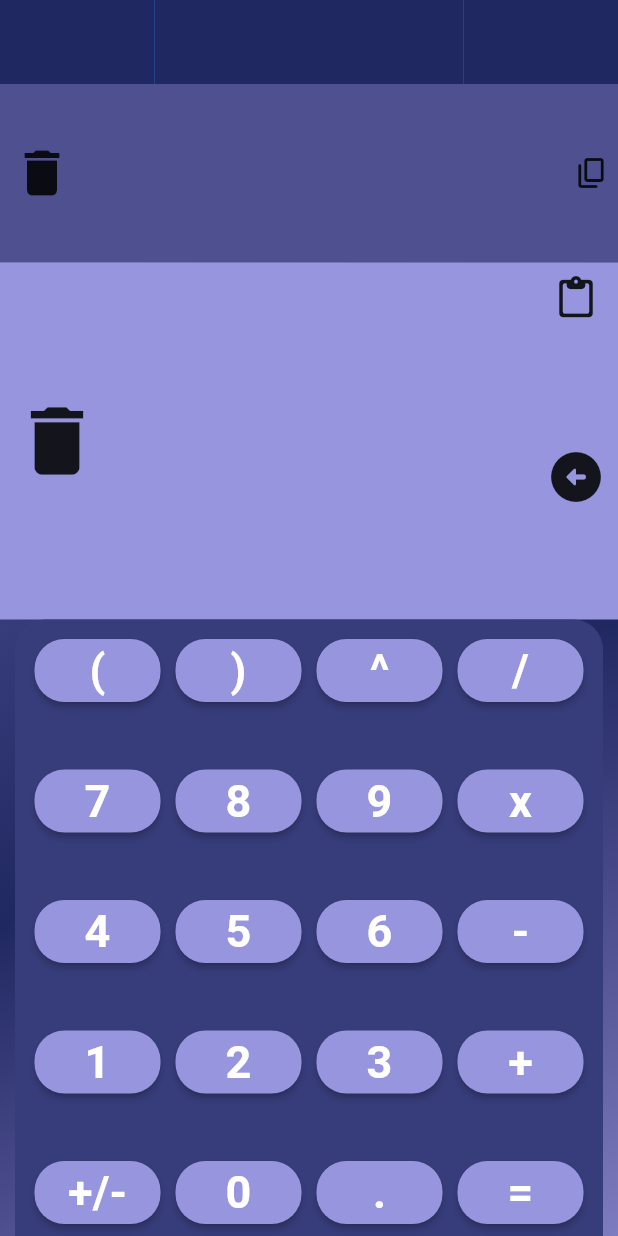
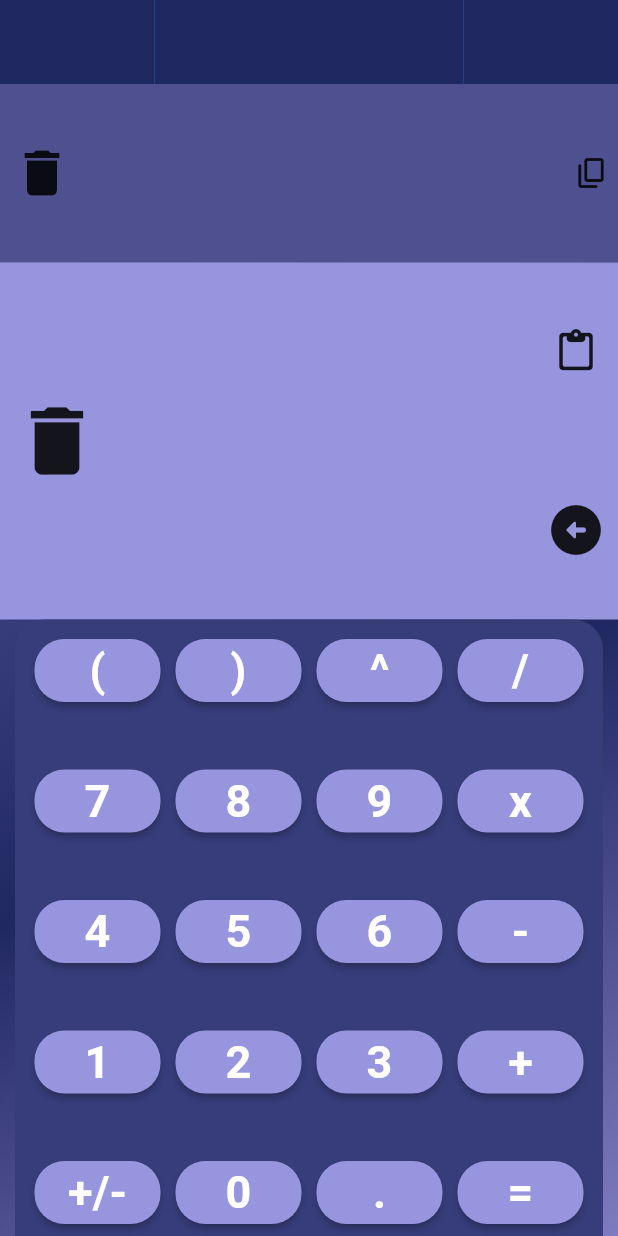
Before and after one commit to NuclearTea/calculator_app, a Flutter app: the screen it shows after launch, after a tap on the "content paste" icon, on a phone screen of 412 x 824 dp. Run offline on Flutter 3.47's test engine with Material 2 defaults, Android fonts, the phone set to English and light mode, and no system bars; our stand-ins replace basic_utils, math_expressions; missing offline and left inert: function_tree.

Commit message:
added comments and fixed paste button

```diff
--- a/lib/main.dart
+++ b/lib/main.dart
@@ -196,6 +196,7 @@ class _BasicCalculatorState extends State<BasicCalculator> {
               ),
             ),
             Expanded(
+              // Main Bar
               flex: 2,
               child: Container(
                 decoration: BoxDecoration(
@@ -205,6 +206,7 @@ class _BasicCalculatorState extends State<BasicCalculator> {
                 child: Row(
                   children: [
                     Expanded(
+                      // Delete string button
                       flex: 8,
                       child: IconButton(
                           iconSize: 60,
@@ -213,7 +215,7 @@ class _BasicCalculatorState extends State<BasicCalculator> {
                           icon: const Icon(Icons.delete)),
                     ),
                     Expanded(
-                      // Delete string button
+                      // user input
                       flex: 24,
                       child: Text(
                         displayString,
@@ -227,21 +229,22 @@ class _BasicCalculatorState extends State<BasicCalculator> {
                     ),
                     Column(
                       children: [
-                        IconButton(
+                        Expanded(
                           // paste clipboard button
+                          child: IconButton(
                               iconSize: 30,
                               onPressed: () => setState(() {
                                     Clipboard.getData(Clipboard.kTextPlain)
                                         .then((value) {
-                                    String s0 = displayString;
-                                    var s1 = s0 += value!.text!;
-                                    displayString = s1;
+                                      // appends on the text saved in clipbaord
+                                      // lots of potential null values, thus, checking for those using !
+                                      displayString += value!.text!;
                                     });
                                   }),
                               icon: const Icon(Icons.paste_rounded)),
+                        ),
                         Expanded(
                           // delete most recent charecter button
-                          flex: 8,
                           child: IconButton(
                               iconSize: 40,
                               alignment: Alignment.centerRight,
```
Lines whose indentation alone changed are shown as unchanged.
